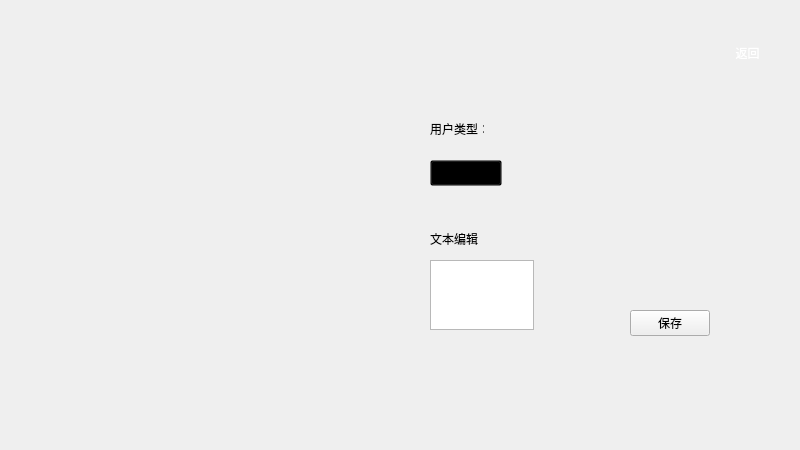
Above: ui/t3_af_vocaltext.ui from wings0728/rosgui before the change. Below: the same form after it.
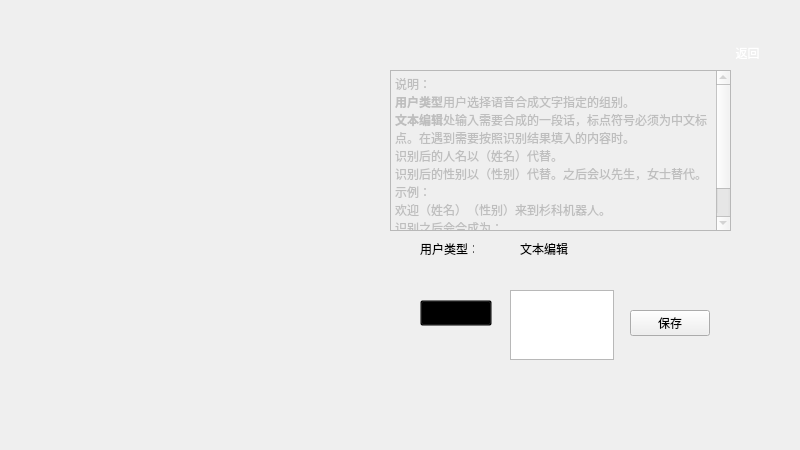
That is the form after the change. Icons and pictures are not drawn.

The edit to the form file:
```diff
--- a/ui/t3_af_vocaltext.ui
+++ b/ui/t3_af_vocaltext.ui
@@ -48,8 +48,8 @@
   <widget class="QLabel" name="_userTypeLabel_">
    <property name="geometry">
     <rect>
-     <x>430</x>
-     <y>120</y>
+     <x>420</x>
+     <y>240</y>
      <width>54</width>
      <height>18</height>
     </rect>
@@ -61,8 +61,8 @@
   <widget class="QLabel" name="_voiceLabel_">
    <property name="geometry">
     <rect>
-     <x>430</x>
-     <y>230</y>
+     <x>520</x>
+     <y>240</y>
      <width>51</width>
      <height>18</height>
     </rect>
@@ -74,8 +74,8 @@
   <widget class="QComboBox" name="_userTypeComboBox_">
    <property name="geometry">
     <rect>
-     <x>430</x>
-     <y>160</y>
+     <x>420</x>
+     <y>300</y>
      <width>72</width>
      <height>26</height>
     </rect>
@@ -88,8 +88,8 @@
   <widget class="QTextEdit" name="_voiceTextEdit_">
    <property name="geometry">
     <rect>
-     <x>430</x>
-     <y>260</y>
+     <x>510</x>
+     <y>290</y>
      <width>104</width>
      <height>70</height>
     </rect>
@@ -111,6 +111,35 @@
     <string>保存</string>
    </property>
   </widget>
+  <widget class="QTextEdit" name="_exampleText_">
+   <property name="enabled">
+    <bool>false</bool>
+   </property>
+   <property name="geometry">
+    <rect>
+     <x>390</x>
+     <y>70</y>
+     <width>341</width>
+     <height>161</height>
+    </rect>
+   </property>
+   <property name="html">
+    <string>&lt;!DOCTYPE HTML PUBLIC &quot;-//W3C//DTD HTML 4.0//EN&quot; &quot;http://www.w3.org/TR/REC-html40/strict.dtd&quot;&gt;
+&lt;html&gt;&lt;head&gt;&lt;meta name=&quot;qrichtext&quot; content=&quot;1&quot; /&gt;&lt;style type=&quot;text/css&quot;&gt;
+p, li { white-space: pre-wrap; }
+&lt;/style&gt;&lt;/head&gt;&lt;body style=&quot; font-family:'Sans Serif'; font-size:9pt; font-weight:400; font-style:normal;&quot;&gt;
+&lt;p style=&quot; margin-top:0px; margin-bottom:0px; margin-left:0px; margin-right:0px; -qt-block-indent:0; text-indent:0px;&quot;&gt;说明：&lt;/p&gt;
+&lt;p style=&quot; margin-top:0px; margin-bottom:0px; margin-left:0px; margin-right:0px; -qt-block-indent:0; text-indent:0px;&quot;&gt;&lt;span style=&quot; font-weight:600;&quot;&gt;用户类型&lt;/span&gt;用户选择语音合成文字指定的组别。&lt;/p&gt;
+&lt;p style=&quot; margin-top:0px; margin-bottom:0px; margin-left:0px; margin-right:0px; -qt-block-indent:0; text-indent:0px;&quot;&gt;&lt;span style=&quot; font-weight:600;&quot;&gt;文本编辑&lt;/span&gt;处输入需要合成的一段话，标点符号必须为中文标点。在遇到需要按照识别结果填入的内容时。&lt;/p&gt;
+&lt;p style=&quot; margin-top:0px; margin-bottom:0px; margin-left:0px; margin-right:0px; -qt-block-indent:0; text-indent:0px;&quot;&gt;识别后的人名以（姓名）代替。&lt;/p&gt;
+&lt;p style=&quot; margin-top:0px; margin-bottom:0px; margin-left:0px; margin-right:0px; -qt-block-indent:0; text-indent:0px;&quot;&gt;识别后的性别以（性别）代替。之后会以先生，女士替代。&lt;/p&gt;
+&lt;p style=&quot; margin-top:0px; margin-bottom:0px; margin-left:0px; margin-right:0px; -qt-block-indent:0; text-indent:0px;&quot;&gt;示例：&lt;/p&gt;
+&lt;p style=&quot; margin-top:0px; margin-bottom:0px; margin-left:0px; margin-right:0px; -qt-block-indent:0; text-indent:0px;&quot;&gt;欢迎（姓名）（性别）来到杉科机器人。&lt;/p&gt;
+&lt;p style=&quot; margin-top:0px; margin-bottom:0px; margin-left:0px; margin-right:0px; -qt-block-indent:0; text-indent:0px;&quot;&gt;识别之后会合成为：&lt;/p&gt;
+&lt;p style=&quot; margin-top:0px; margin-bottom:0px; margin-left:0px; margin-right:0px; -qt-block-indent:0; text-indent:0px;&quot;&gt;欢迎扈学鹏先生来到杉科机器人。&lt;/p&gt;
+&lt;p style=&quot;-qt-paragraph-type:empty; margin-top:0px; margin-bottom:0px; margin-left:0px; margin-right:0px; -qt-block-indent:0; text-indent:0px;&quot;&gt;&lt;br /&gt;&lt;/p&gt;&lt;/body&gt;&lt;/html&gt;</string>
+   </property>
+  </widget>
   <zorder>_backgroundLabel_</zorder>
   <zorder>_exitPushBtn_</zorder>
   <zorder>_userTypeLabel_</zorder>
```
Left out of the diff: 1 changed line with no effect on the pictures.
